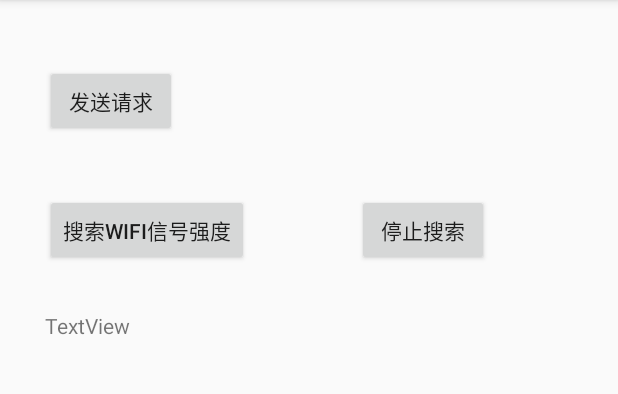
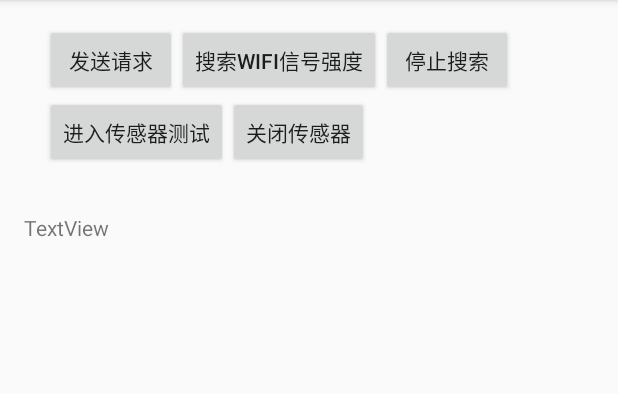
Before and after one commit to lavender21/WiFiLocation, an Android app: the screen it shows after launch (MainActivity), after a tap on "停止搜索", on a phone screen of 412 x 824 dp, the part 84-478 px from its top. Run offline under Robolectric (Android 15) with nearby library versions, the phone set to English and light mode, and no system bars.

Commit message:
完成室内穿管器采集运动轨迹测试功能

```diff
--- a/app/build.gradle
+++ b/app/build.gradle
@@ -1,12 +1,12 @@
 apply plugin: 'com.android.application'
 
 android {
-    compileSdkVersion 22
+    compileSdkVersion 25
     buildToolsVersion "25.0.2"
     defaultConfig {
         applicationId "com.example.lavender.wifilocation"
         minSdkVersion 17
-        targetSdkVersion 22
+        targetSdkVersion 25
         versionCode 1
         versionName "1.0"
         testInstrumentationRunner "android.support.test.runner.AndroidJUnitRunner"
@@ -24,7 +24,7 @@ dependencies {
     androidTestCompile('com.android.support.test.espresso:espresso-core:2.2.2', {
         exclude group: 'com.android.support', module: 'support-annotations'
     })
-    compile 'com.android.support:appcompat-v7:22.2.0'
+    compile 'com.android.support:appcompat-v7:25.2.0'
     testCompile 'junit:junit:4.12'
     compile files('libs/gson-2.6.2.jar')
 }
--- a/app/src/main/java/com/example/lavender/wifilocation/MainActivity.java
+++ b/app/src/main/java/com/example/lavender/wifilocation/MainActivity.java
@@ -3,6 +3,7 @@ package com.example.lavender.wifilocation;
 import android.content.BroadcastReceiver;
 import android.content.Context;
 import android.content.Intent;
+import android.content.IntentFilter;
 import android.os.AsyncTask;
 import android.os.Handler;
 import android.os.Message;
@@ -20,13 +21,19 @@ import java.util.ArrayList;
 
 
 public class MainActivity extends AppCompatActivity implements View.OnClickListener{
-    public static Button button, btnStartWifi,btnStopWifi;
-    private static TextView showRssi;
+    public static Button button, btnStartWifi,btnStopWifi,btnStartCoord,btnStopCoord;
+    public static TextView showRssi;
     private BroadcastReceiver receiver = new BroadcastReceiver() {
         @Override
         public void onReceive(Context context, Intent intent) {
-            ArrayList<String> data = intent.getStringArrayListExtra("wifiList");
-            showRssi.setText(data.toString());
+            ArrayList<String> wifidata = intent.getStringArrayListExtra("wifiList");
+            String model = intent.getStringExtra("mobleModel");
+            String txt = "wifi信号强度列表：\n"+wifidata;
+            txt += "\n当前手机型号:"+model;
+            String sensordata = intent.getStringExtra("accValue");
+            String sensordata2 = intent.getStringExtra("magnValue");
+            txt +="\n\n当前传感器数据：\n"+sensordata+"\n"+sensordata2;
+            showRssi.setText(txt);
         }
     };
     @Override
@@ -34,7 +41,9 @@ public class MainActivity extends AppCompatActivity implements View.OnClickListe
         super.onCreate(savedInstanceState);
         setContentView(R.layout.activity_main);
         init();
-
+        // 注册对象，并添加接收数据的action;
+        registerReceiver(receiver, new IntentFilter("wifiData"));
+        registerReceiver(receiver, new IntentFilter("sensorData"));
     }
 
 
@@ -47,11 +56,16 @@ public class MainActivity extends AppCompatActivity implements View.OnClickListe
         btnStopWifi = (Button)findViewById(R.id.btnStopWifi);
         btnStopWifi.setOnClickListener(this);
         showRssi = (TextView)findViewById(R.id.textView);
+        btnStartCoord = (Button)findViewById(R.id.btnStartCoord);
+        btnStartCoord.setOnClickListener(this);
+        btnStopCoord = (Button)findViewById(R.id.btnStopCoord);
+        btnStopCoord.setOnClickListener(this);
     }
 
     @Override
     public void onClick(View v) {
-        Intent intent = new Intent(MainActivity.this, GetRSSIService.class);
+        Intent intentWifi = new Intent(MainActivity.this, GetRSSIService.class);
+//        Intent intentSensor = new Intent(MainActivity.this,GetCoordService.class);
         switch (v.getId()){
             // 测试http链接
             case R.id.button:
@@ -59,11 +73,21 @@ public class MainActivity extends AppCompatActivity implements View.OnClickListe
                 break;
             // 开启获取wifi信号强度
             case R.id.btnStartWifi:
-                startService(intent);
+                startService(intentWifi);
                 break;
             // 关闭获取wifi信号强度
             case R.id.btnStopWifi:
-                stopService(intent);
+                stopService(intentWifi);
+                break;
+            // 进入传感器测试
+            case R.id.btnStartCoord:
+                  Intent intentSensor = new Intent(MainActivity.this, SensorTestActivity.class);
+                  startActivity(intentSensor);
+//                startService(intentSensor);
+                break;
+            // 关闭传感器
+            case R.id.btnStopCoord:
+//                stopService(intentSensor);
                 break;
         }
     }
--- a/app/src/main/res/layout/activity_main.xml
+++ b/app/src/main/res/layout/activity_main.xml
@@ -15,37 +15,56 @@
         android:text="发送请求"
         android:layout_width="wrap_content"
         android:layout_height="wrap_content"
-        android:layout_alignParentStart="true"
         android:layout_marginStart="14dp"
-        android:layout_marginTop="27dp"
-        android:id="@+id/button" />
+        android:id="@+id/button"
+        android:layout_alignParentTop="true"
+        android:layout_alignParentStart="true" />
 
     <Button
         android:text="搜索wifi信号强度"
         android:layout_width="wrap_content"
         android:layout_height="wrap_content"
-        android:layout_marginTop="38dp"
         android:id="@+id/btnStartWifi"
-        android:layout_below="@+id/button"
-        android:layout_alignStart="@+id/button" />
+        android:layout_alignParentTop="true"
+        android:layout_toEndOf="@+id/button" />
 
     <Button
         android:text="停止搜索"
         android:layout_width="wrap_content"
         android:layout_height="wrap_content"
         android:id="@+id/btnStopWifi"
-        android:layout_alignBaseline="@+id/btnStartWifi"
-        android:layout_alignBottom="@+id/btnStartWifi"
-        android:layout_toEndOf="@+id/btnStartWifi"
-        android:layout_marginStart="72dp" />
+        android:layout_alignParentTop="true"
+        android:layout_toEndOf="@+id/btnStartWifi" />
 
-    <TextView
-        android:text="TextView"
+    <Button
+        android:text="进入传感器测试"
         android:layout_width="wrap_content"
         android:layout_height="wrap_content"
-        android:layout_marginTop="30dp"
-        android:id="@+id/textView"
+        android:id="@+id/btnStartCoord"
+        android:layout_below="@+id/button"
+        android:layout_alignStart="@+id/button" />
+
+    <ScrollView
+        android:layout_width="match_parent"
+        android:layout_height="match_parent"
+        android:layout_alignParentBottom="true"
+        android:layout_centerHorizontal="true"
+        android:layout_below="@+id/btnStartCoord">
+
+        <TextView
+            android:text="TextView"
+            android:layout_width="wrap_content"
+            android:layout_height="wrap_content"
+            android:layout_marginTop="30dp"
+            android:id="@+id/textView"/>
+    </ScrollView>
+
+    <Button
+        android:text="关闭传感器"
+        android:layout_width="wrap_content"
+        android:layout_height="wrap_content"
+        android:id="@+id/btnStopCoord"
         android:layout_below="@+id/btnStartWifi"
-        android:layout_alignStart="@+id/btnStartWifi"
-        android:layout_alignEnd="@+id/btnStopWifi" />
+        android:layout_toEndOf="@+id/btnStartCoord" />
+
 </RelativeLayout>
```
Also changed, not shown: app/src/main/AndroidManifest.xml (+16 -8 lines), app/src/main/java/com/example/lavender/wifilocation/GetCoordService.java (+354 -1 lines), app/src/main/java/com/example/lavender/wifilocation/GetRSSIService.java (+7 -31 lines), app/src/main/java/com/example/lavender/wifilocation/PedometerSettings.java (added, +35 -0 lines), app/src/main/java/com/example/lavender/wifilocation/SensorTestActivity.java (added, +89 -0 lines), app/src/main/java/com/example/lavender/wifilocation/StepDisplayer.java (added, +50 -0 lines), app/src/main/res/layout/activity_sensor_test.xml (added, +54 -0 lines), 1 other file.
